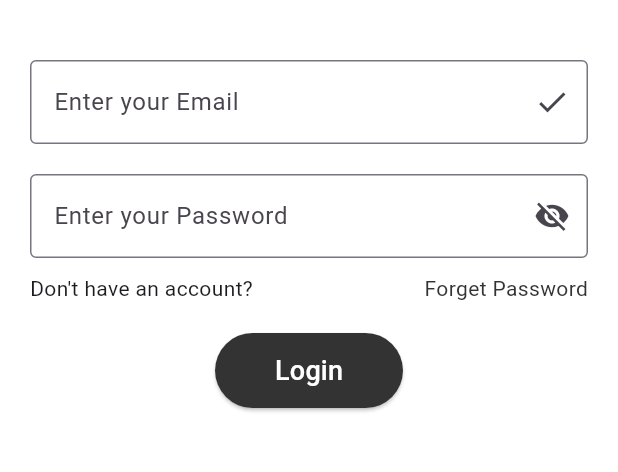
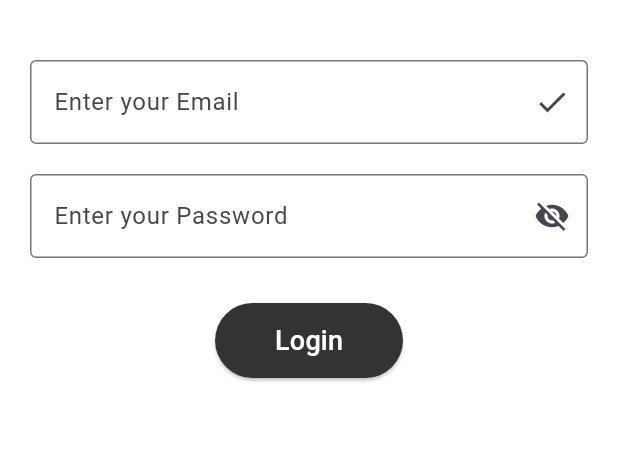
Before and after one commit to medlife056/medlife-postsManegments, a Flutter app: the screen it shows after launch, on a phone screen of 412 x 824 dp, the part 315-787 px from its top. Run offline on Flutter 3.47's test engine with Material 3 defaults, Android fonts, the phone set to English and light mode, and no system bars; our stand-ins replace get, shared_preferences.

Commit message:
edit login exception  message

```diff
--- a/lib/Screens/auth/Login.dart
+++ b/lib/Screens/auth/Login.dart
@@ -47,14 +47,14 @@ class LoginScreen extends StatelessWidget {
                       ),
                     )),
                 const SizedBox(height: 10),
-                Row(
-                  mainAxisAlignment: MainAxisAlignment.spaceBetween,
-                  children: const [
-                    Text("Don't have an account?"),
-                    Text("Forget Password",
-                        style: TextStyle(color: AppColors.primary)),
-                  ],
-                ),
+                // Row(
+                //   mainAxisAlignment: MainAxisAlignment.spaceBetween,
+                //   children: const [
+                //     Text("Don't have an account?"),
+                //     Text("Forget Password",
+                //         style: TextStyle(color: AppColors.primary)),
+                //   ],
+                // ),
                 const SizedBox(height: 20),
                 ElevatedButton(
                   onPressed: () => controller.login(),
--- a/lib/controller/auth_controller/login_service.dart
+++ b/lib/controller/auth_controller/login_service.dart
@@ -77,7 +77,7 @@ class AuthService {
     } catch (e) {
       Get.defaultDialog(
         title: 'استثناء',
-        middleText: e.toString(),
+        middleText: 'اسم المستخدم او كلمة المرور خطأ',
         textConfirm: 'موافق',
         confirmTextColor: Colors.white,
         onConfirm: () => Get.back(),
```
